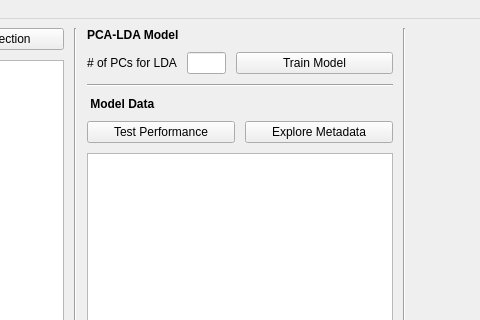
Old version of the form mstat/gui/mstat_main.ui in the repository PSI-Github-lab/mstat-repo; both pictures show x 251 to 731 and y 0 to 320 of the 1288 by 741 pixel window.
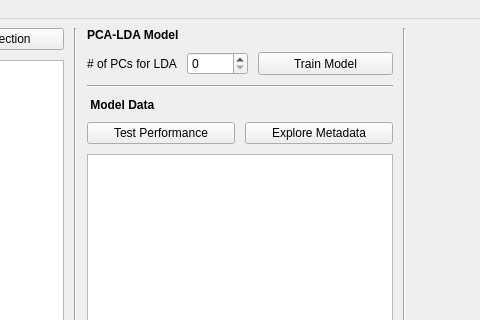
New version of the form.

```diff
--- a/mstat/gui/mstat_main.ui
+++ b/mstat/gui/mstat_main.ui
@@ -106,18 +106,8 @@
          </widget>
         </item>
         <item>
-         <layout class="QGridLayout" name="modeloptions_layout" rowstretch="0,0,0,0" columnstretch="1,1,3,1">
-          <item row="0" column="1" rowspan="4">
-           <widget class="QLineEdit" name="pcadim_edit"/>
-          </item>
-          <item row="0" column="0" rowspan="4">
-           <widget class="QLabel" name="pcadim_label">
-            <property name="text">
-             <string># of PCs for LDA</string>
-            </property>
-           </widget>
-          </item>
-          <item row="0" column="2" rowspan="4" colspan="2">
+         <layout class="QGridLayout" name="modeloptions_layout" rowstretch="0,0" columnstretch="3,2,2,3">
+          <item row="0" column="2" rowspan="2" colspan="2">
            <widget class="QPushButton" name="trainmodel_button">
             <property name="sizePolicy">
              <sizepolicy hsizetype="Minimum" vsizetype="Minimum">
@@ -130,6 +120,20 @@
             </property>
            </widget>
           </item>
+          <item row="0" column="0" rowspan="2">
+           <widget class="QLabel" name="pcadim_label">
+            <property name="text">
+             <string># of PCs for LDA</string>
+            </property>
+           </widget>
+          </item>
+          <item row="0" column="1" rowspan="2">
+           <widget class="QSpinBox" name="pcadim_spin">
+            <property name="maximum">
+             <number>10000</number>
+            </property>
+           </widget>
+          </item>
          </layout>
         </item>
         <item>
```
Left out of the diff: 8 changed lines with no effect on the pictures.
